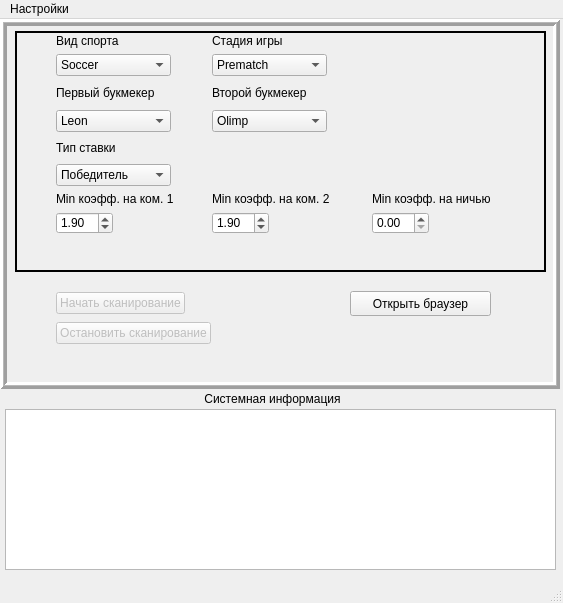
Old version of the form Client UI/components/templates/client_app_template.ui in the repository HiddenJang/Xperiment2.
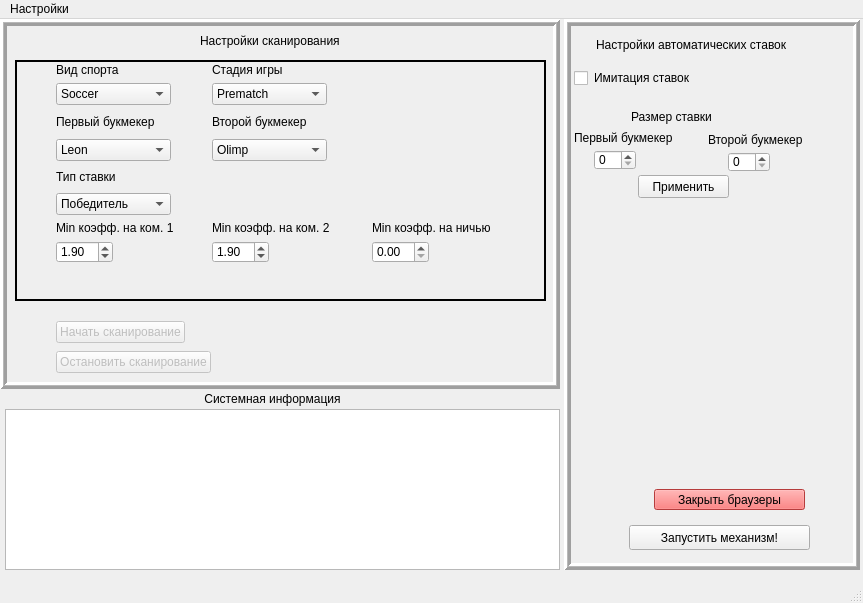
New version of the form.

```diff
--- a/Client UI/components/templates/client_app_template.ui
+++ b/Client UI/components/templates/client_app_template.ui
@@ -6,7 +6,7 @@
    <rect>
     <x>0</x>
     <y>0</y>
-    <width>563</width>
+    <width>863</width>
     <height>603</height>
    </rect>
   </property>
@@ -18,13 +18,13 @@
   </property>
   <property name="minimumSize">
    <size>
-    <width>563</width>
+    <width>863</width>
     <height>603</height>
    </size>
   </property>
   <property name="maximumSize">
    <size>
-    <width>563</width>
+    <width>863</width>
     <height>603</height>
    </size>
   </property>
@@ -63,7 +63,7 @@
      <property name="geometry">
       <rect>
        <x>15</x>
-       <y>12</y>
+       <y>41</y>
        <width>531</width>
        <height>241</height>
       </rect>
@@ -82,7 +82,7 @@
      <property name="geometry">
       <rect>
        <x>31</x>
-       <y>15</y>
+       <y>44</y>
        <width>495</width>
        <height>231</height>
       </rect>
@@ -490,7 +490,7 @@
      <property name="geometry">
       <rect>
        <x>31</x>
-       <y>270</y>
+       <y>299</y>
        <width>273</width>
        <height>58</height>
       </rect>
@@ -580,17 +580,20 @@
       </item>
      </layout>
     </widget>
-    <widget class="QPushButton" name="pushButton_openBrowser">
+    <widget class="QLabel" name="label_scanSettings">
      <property name="geometry">
       <rect>
-       <x>350</x>
-       <y>272</y>
-       <width>141</width>
-       <height>25</height>
+       <x>200</x>
+       <y>14</y>
+       <width>181</width>
+       <height>17</height>
       </rect>
      </property>
      <property name="text">
-      <string>Открыть браузер</string>
+      <string>Настройки сканирования</string>
+     </property>
+     <property name="textFormat">
+      <enum>Qt::RichText</enum>
      </property>
     </widget>
     <zorder>layoutWidget_2</zorder>
@@ -603,7 +606,7 @@
      <rect>
       <x>5</x>
       <y>390</y>
-      <width>551</width>
+      <width>555</width>
       <height>161</height>
      </rect>
     </property>
@@ -624,13 +627,168 @@
      <set>Qt::AlignCenter</set>
     </property>
    </widget>
+   <widget class="QFrame" name="frame_autoBetSettings">
+    <property name="geometry">
+     <rect>
+      <x>564</x>
+      <y>0</y>
+      <width>296</width>
+      <height>551</height>
+     </rect>
+    </property>
+    <property name="styleSheet">
+     <string notr="true">border-top-color: rgb(0, 0, 0);</string>
+    </property>
+    <property name="frameShape">
+     <enum>QFrame::Box</enum>
+    </property>
+    <property name="frameShadow">
+     <enum>QFrame::Raised</enum>
+    </property>
+    <property name="lineWidth">
+     <number>3</number>
+    </property>
+    <property name="midLineWidth">
+     <number>1</number>
+    </property>
+    <widget class="QLabel" name="label_autoBetSettings">
+     <property name="geometry">
+      <rect>
+       <x>32</x>
+       <y>16</y>
+       <width>251</width>
+       <height>20</height>
+      </rect>
+     </property>
+     <property name="text">
+      <string>Настройки автоматических ставок</string>
+     </property>
+     <property name="textFormat">
+      <enum>Qt::RichText</enum>
+     </property>
+    </widget>
+    <widget class="QPushButton" name="pushButton_startAutoBet">
+     <property name="geometry">
+      <rect>
+       <x>65</x>
+       <y>506</y>
+       <width>181</width>
+       <height>25</height>
+      </rect>
+     </property>
+     <property name="text">
+      <string>Запустить механизм!</string>
+     </property>
+    </widget>
+    <widget class="QLabel" name="label_betSizeFirst">
+     <property name="geometry">
+      <rect>
+       <x>10</x>
+       <y>111</y>
+       <width>131</width>
+       <height>16</height>
+      </rect>
+     </property>
+     <property name="text">
+      <string>Первый букмекер</string>
+     </property>
+    </widget>
+    <widget class="QPushButton" name="pushButton_enableBetSet">
+     <property name="geometry">
+      <rect>
+       <x>74</x>
+       <y>156</y>
+       <width>91</width>
+       <height>23</height>
+      </rect>
+     </property>
+     <property name="text">
+      <string>Применить</string>
+     </property>
+    </widget>
+    <widget class="QLabel" name="label_betSizeSecond">
+     <property name="geometry">
+      <rect>
+       <x>144</x>
+       <y>113</y>
+       <width>131</width>
+       <height>16</height>
+      </rect>
+     </property>
+     <property name="text">
+      <string>Второй букмекер</string>
+     </property>
+    </widget>
+    <widget class="QSpinBox" name="spinBox_betSizeSecond">
+     <property name="geometry">
+      <rect>
+       <x>164</x>
+       <y>133</y>
+       <width>42</width>
+       <height>20</height>
+      </rect>
+     </property>
+    </widget>
+    <widget class="QPushButton" name="pushButton_closeBrowsers">
+     <property name="geometry">
+      <rect>
+       <x>90</x>
+       <y>470</y>
+       <width>151</width>
+       <height>21</height>
+      </rect>
+     </property>
+     <property name="styleSheet">
+      <string notr="true">background-color: rgb(255, 84, 84);</string>
+     </property>
+     <property name="text">
+      <string>Закрыть браузеры</string>
+     </property>
+    </widget>
+    <widget class="QLabel" name="label_betSize">
+     <property name="geometry">
+      <rect>
+       <x>67</x>
+       <y>90</y>
+       <width>101</width>
+       <height>16</height>
+      </rect>
+     </property>
+     <property name="text">
+      <string>Размер ставки</string>
+     </property>
+    </widget>
+    <widget class="QCheckBox" name="checkBox_betImitation">
+     <property name="geometry">
+      <rect>
+       <x>10</x>
+       <y>51</y>
+       <width>281</width>
+       <height>16</height>
+      </rect>
+     </property>
+     <property name="text">
+      <string>Имитация ставок</string>
+     </property>
+    </widget>
+    <widget class="QSpinBox" name="spinBox_betSizeFirst">
+     <property name="geometry">
+      <rect>
+       <x>30</x>
+       <y>131</y>
+       <width>42</width>
+       <height>20</height>
+      </rect>
+     </property>
+    </widget>
+   </widget>
   </widget>
   <widget class="QMenuBar" name="menubar">
    <property name="geometry">
     <rect>
      <x>0</x>
      <y>0</y>
-     <width>563</width>
+     <width>863</width>
      <height>22</height>
     </rect>
    </property>
```
Left out of the diff: 8 changed lines with no effect on the pictures.
